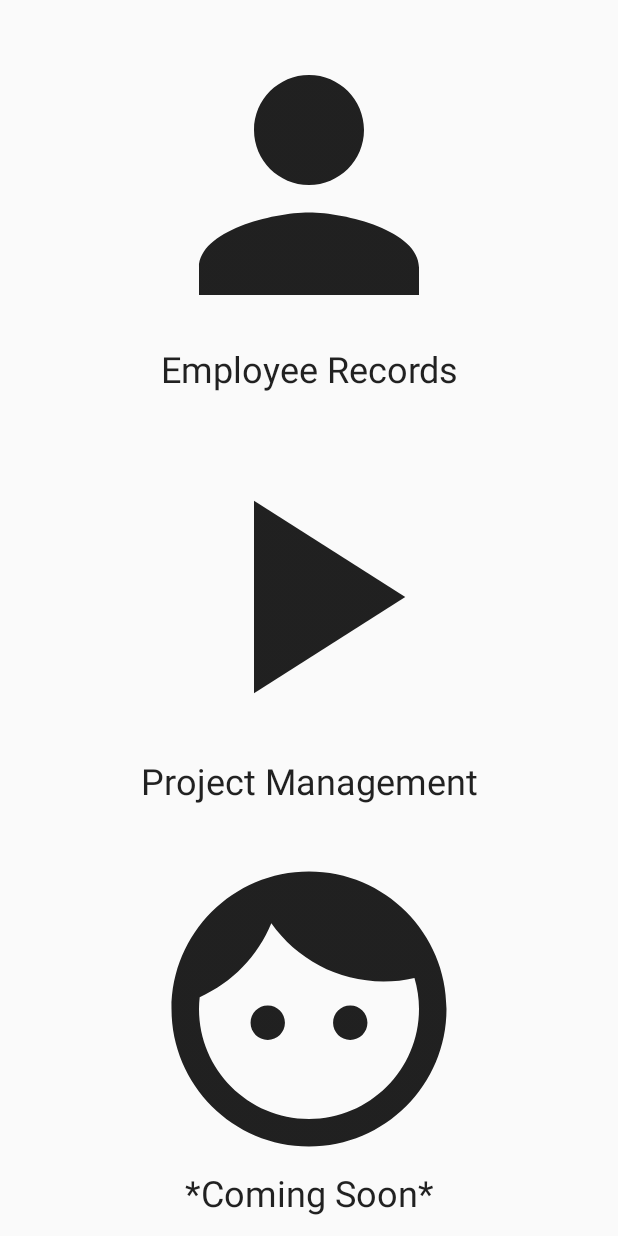
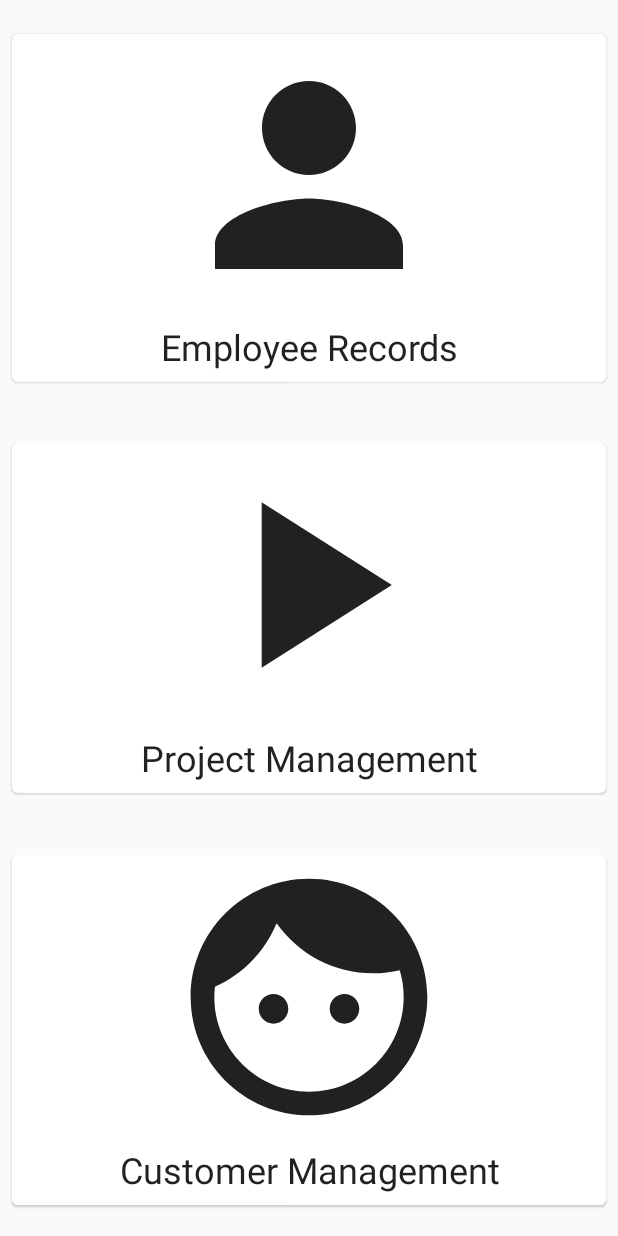
Before and after one commit to tstites14/MyHr-, an Android app built with Jetpack Compose: the home_screen screen opened through its navigation route, on a phone screen of 412 x 824 dp. Run offline under Robolectric (Android 15) with nearby library versions, the phone set to English and light mode, and no system bars; our stand-ins replace Room's generated code.

Commit message:
Merge customers into main

```diff
--- a/app/build.gradle
+++ b/app/build.gradle
@@ -51,13 +51,13 @@ dependencies {
     implementation "androidx.room:room-ktx:2.4.3"
     kapt "androidx.room:room-compiler:2.4.3"
 
-    implementation 'androidx.core:core-ktx:1.8.0'
+    implementation 'androidx.core:core-ktx:1.9.0'
     implementation "androidx.compose.ui:ui:$compose_version"
     implementation "androidx.compose.material:material:$compose_version"
     implementation "androidx.compose.ui:ui-tooling-preview:$compose_version"
     implementation 'androidx.lifecycle:lifecycle-runtime-ktx:2.5.1'
-    implementation 'androidx.activity:activity-compose:1.5.1'
-    implementation 'androidx.navigation:navigation-compose:2.5.1'
+    implementation 'androidx.activity:activity-compose:1.6.0'
+    implementation 'androidx.navigation:navigation-compose:2.5.2'
     testImplementation 'junit:junit:4.13.2'
     androidTestImplementation 'androidx.test.ext:junit:1.1.3'
     androidTestImplementation 'androidx.test.espresso:espresso-core:3.4.0'
--- a/app/src/main/java/com/tstites/myhr/db/AppDatabase.kt
+++ b/app/src/main/java/com/tstites/myhr/db/AppDatabase.kt
@@ -6,11 +6,13 @@ import androidx.room.Room
 import androidx.room.RoomDatabase
 import com.tstites.myhr.obj.*
 
-@Database(entities = [Employee::class, Project::class, ProjectEmployee::class], version = 1)
+@Database(entities = [Employee::class, Project::class, ProjectEmployee::class, Customer::class, CustomerProject::class], version = 1)
 abstract class AppDatabase: RoomDatabase() {
     abstract fun employeeDao(): EmployeeDao
     abstract fun projectDao(): ProjectDao
-    abstract  fun projectEmployeeDao(): ProjectEmployeeDao
+    abstract fun projectEmployeeDao(): ProjectEmployeeDao
+    abstract fun customerDao(): CustomerDao
+    abstract fun customerProjectDao(): CustomerProjectDao
 }
 class DBConnection {
     fun buildDB(context: Context): AppDatabase {
--- /dev/null
+++ b/app/src/main/java/com/tstites/myhr/obj/Customer.kt
@@ -0,0 +1,71 @@
+package com.tstites.myhr.obj
+
+import android.telephony.PhoneNumberUtils
+import androidx.room.*
+
+@Entity
+data class Customer(
+    @PrimaryKey(autoGenerate = true) val id: Int = 0,
+    @ColumnInfo(name = "name") var name: String?,
+    @ColumnInfo(name = "address") var address: String?,
+    @ColumnInfo(name = "city") var city: String?,
+    @ColumnInfo(name = "state") var state: String?,
+    @ColumnInfo(name = "phone") var phone: String?,
+    @ColumnInfo(name = "email") var email: String?
+)
+
+@Dao
+interface CustomerDao {
+    @Query("SELECT * FROM Customer")
+    fun selectAll(): List<Customer>
+
+    @Query("SELECT * FROM Customer WHERE id = :id")
+    fun selectById(id: Int): Customer
+
+    @Query("SELECT * FROM Customer WHERE name = :name")
+    fun selectByName(name: String): Customer
+
+    @Query("SELECT * FROM Customer WHERE state = :state")
+    fun selectByState(state: String): List<Customer>
+
+    @Query("SELECT COUNT(*) FROM Customer")
+    fun getTableEntries(): Int
+
+    @Insert
+    fun insertNew(vararg customer: Customer)
+
+    @Update
+    fun updateExisting(customer: Customer)
+
+    @Delete
+    fun deleteExisting(customer: Customer)
+}
+
+@Entity(primaryKeys = ["customerID", "projectID"])
+data class CustomerProject(
+    @ColumnInfo(name = "customerID") val customerID: Int,
+    @ColumnInfo(name = "projectID") val projectID: Int
+)
+
+@Dao
+interface CustomerProjectDao {
+    @Query("SELECT * FROM CustomerProject")
+    fun selectAll(): List<CustomerProject>
+
+    @RewriteQueriesToDropUnusedColumns
+    @Query("SELECT * FROM CustomerProject JOIN Customer ON CustomerProject.customerID = Customer.id WHERE CustomerProject.customerID = :id")
+    fun selectByCustomerId(id: Int): List<Customer>
+
+    @RewriteQueriesToDropUnusedColumns
+    @Query("SELECT * FROM CustomerProject JOIN Project ON CustomerProject.projectID = Project.id WHERE CustomerProject.customerID = :id")
+    fun selectProjectsByCustomerID(id: Int): List<Project>
+
+    @Query("SELECT COUNT(*) FROM CustomerProject")
+    fun getTableEntries(): Int
+
+    @Insert
+    fun insertNew(vararg customerProject: CustomerProject)
+
+    @Delete
+    fun deleteExisting(customerProject: CustomerProject)
+}
--- a/app/src/main/java/com/tstites/myhr/obj/Project.kt
+++ b/app/src/main/java/com/tstites/myhr/obj/Project.kt
@@ -40,7 +40,7 @@ interface ProjectDao {
     fun insertNewProject(vararg project: Project)
 
     @Update
-    fun updateExistingProject(project: Project)
+    fun updateExistingProject(vararg project: Project)
 
     @Delete
     fun deleteProject(project: Project): Int
--- /dev/null
+++ b/app/src/main/java/com/tstites/myhr/ui/screens/CustomerDetails.kt
@@ -0,0 +1,257 @@
+package com.tstites.myhr.ui.screens
+
+import android.content.ActivityNotFoundException
+import android.content.Context
+import android.content.Intent
+import android.net.Uri
+import android.os.Bundle
+import android.widget.Toast
+import androidx.compose.foundation.clickable
+import androidx.compose.foundation.layout.*
+import androidx.compose.foundation.shape.RoundedCornerShape
+import androidx.compose.material.*
+import androidx.compose.runtime.*
+import androidx.compose.ui.Alignment
+import androidx.compose.ui.Modifier
+import androidx.compose.ui.platform.LocalContext
+import androidx.compose.ui.text.TextStyle
+import androidx.compose.ui.tooling.preview.Preview
+import androidx.compose.ui.unit.dp
+import androidx.compose.ui.unit.sp
+import androidx.navigation.NavController
+import androidx.navigation.compose.rememberNavController
+import com.tstites.myhr.db.DBConnection
+import com.tstites.myhr.obj.Customer
+import com.tstites.myhr.obj.CustomerDao
+import com.tstites.myhr.obj.CustomerProjectDao
+import com.tstites.myhr.obj.Project
+import com.tstites.myhr.ui.components.CommonElements
+
+class CustomerDetails {
+    //Contains the tab names
+    enum class Rows {
+        Details,
+        Projects
+    }
+
+    @Composable
+    fun CustomerDetailsLayout(navController: NavController, info: Bundle?) {
+        //Tab information
+        val currentTab = remember { mutableStateOf(Rows.Details) }
+        val rowTitles = Rows.values().map { it.name }
+
+        val commonElements = CommonElements()
+        val context = LocalContext.current
+
+        //Database connection and DAOs
+        val dbConnection = DBConnection().buildDB(LocalContext.current)
+        val cDao = dbConnection.customerDao()
+        val cpDao = dbConnection.customerProjectDao()
+        val pDao = dbConnection.projectDao()
+
+        //data objects
+        val data = info?.getInt("customerID")?.let { cDao.selectById(it) } ?: Customer(0, "", "", "", "", "", "")
+
+        Column(modifier = Modifier
+            .fillMaxWidth()
+            .fillMaxHeight(0.93f)) {
+            TabRow(selectedTabIndex = currentTab.value.ordinal,
+                modifier = Modifier.fillMaxWidth()) {
+                rowTitles.forEachIndexed { index, title ->
+                    Tab(text = { Text(title) },
+                        selected = currentTab.value.ordinal == index,
+                        onClick = { currentTab.value = Rows.values()[index] })
+                }
+            }
+
+            when(currentTab.value) {
+                Rows.Details ->  {
+                    if (data != null) {
+                        val customer = customerInfo(commonElements, data, context, cDao, navController)
+                        cDao.updateExisting(customer)
+                    }
+                }
+                Rows.Projects ->  {
+                    val projects = customerProjects(data.id, cpDao, navController).toTypedArray()
+                    pDao.updateExistingProject(*projects)
+                }
+            }
+        }
+    }
+
+    @Composable
+    fun customerInfo(common: CommonElements, customer: Customer, context: Context, cDao: CustomerDao,
+                     navController: NavController): Customer {
+        val textBoxState = remember { mutableStateOf(false) }
+        val alertActive = remember { mutableStateOf(false) }
+
+        Column(modifier = Modifier
+            .fillMaxSize()) {
+            Card(modifier = Modifier
+                .padding(12.dp)
+                .fillMaxWidth()
+                .fillMaxHeight(0.85f)) {
+                Column(modifier = Modifier
+                    .fillMaxWidth()
+                    .fillMaxHeight(),
+                        horizontalAlignment = Alignment.CenterHorizontally) {
+                    common.DefaultTextField(
+                            text = customer.name ?: "",
+                            placeholder = "Name",
+                            title = "Name",
+                            modifier = Modifier.padding(8.dp),
+                            state = textBoxState.value) {
+                        customer.name = it
+                    }
+                    common.DefaultTextField(
+                            text = customer.address ?: "",
+                            placeholder = "Address",
+                            title = "Address",
+                            modifier = Modifier.padding(8.dp),
+                            state = textBoxState.value) {
+                        customer.address = it
+                    }
+                    common.DefaultTextField(
+                        text = customer.city ?: "",
+                        placeholder = "City",
+                        title = "City",
+                        modifier = Modifier.padding(8.dp),
+                        state = textBoxState.value) {
+                        customer.city = it
+                    }
+                    common.DefaultTextField(
+                        text = customer.state ?: "",
+                        placeholder = "State",
+                        title = "State",
+                        modifier = Modifier.padding(8.dp),
+                        state = textBoxState.value) {
+                        customer.state = it
+                    }
+
+                    common.DefaultButton(text = "Contact Info", modifier = Modifier.padding(8.dp)) {
+                        alertActive.value = true
+                    }
+                }
+            }
+
+            Row(modifier = Modifier
+                .fillMaxWidth()) {
+                val editButtonText = remember{ mutableStateOf("Edit") }
+                val deleteButtonPressed = remember { mutableStateOf(false) }
+
+                if (textBoxState.value) {
+                    editButtonText.value = "Save"
+                }
+
+                common.DefaultButton(text = editButtonText.value, modifier = Modifier
+                    .padding(12.dp)
+                    .weight(0.5f)) {
+                    if (editButtonText.value.lowercase() == "save") {
+                        if (cDao.selectById(customer.id) != null)
+                            cDao.updateExisting(customer)
+                        else
+                            cDao.insertNew(customer)
+
+
+                        navController.navigate(Screens.CustomerList.route)
+                    }
+
+                    textBoxState.value = true
+                }
+                common.DefaultButton(text = "Delete Entry", modifier = Modifier
+                    .padding(12.dp)
+                    .weight(0.5f)) {
+                    deleteButtonPressed.value = true
+                }
+
+                if (deleteButtonPressed.value) {
+                    val status = common.defaultConfirmationAlert {
+                        cDao.deleteExisting(customer)
+                        navController.navigate(Screens.CustomerList.route)
+                    }
+
+                    deleteButtonPressed.value = status
+                }
+            }
+        }
+
+        if (alertActive.value) {
+            AlertDialog(onDismissRequest = { alertActive.value = false },
+                buttons = {
+                    Column(modifier = Modifier.padding(8.dp),
+                           horizontalAlignment = Alignment.CenterHorizontally) {
+                        common.DefaultButton(text = "Email", modifier = Modifier
+                            .padding(8.dp)
+                            .fillMaxWidth()) {
+                            //Close alert before the email app opens
+                            alertActive.value = false
+
+                            try {
+                                val email = customer.email
+
+                                val intent = Intent(Intent.ACTION_SEND)
+                                //The type "message/rfc822" denotes an email
+                                intent.type = "message/rfc822"
+                                intent.putExtra(Intent.EXTRA_EMAIL, arrayOf(email))
+
+                                context.startActivity(intent)
+                            } catch (e: ActivityNotFoundException) {
+                                //No email app is available on this device
+                                Toast.makeText(context, "No email apps installed", Toast.LENGTH_LONG).show()
+                            }
+
+                        }
+                        common.DefaultButton(text = "Phone", modifier = Modifier
+                            .padding(8.dp)
+                            .fillMaxWidth()) {
+                            val phone = customer.phone
+
+                            val intent = Intent(Intent.ACTION_DIAL)
+                            intent.data = Uri.parse("tel:$phone")
+
+                            context.startActivity(intent)
+                        }
+                    }
+                })
+        }
+
+        return customer
+    }
+
+    @Composable
+    fun customerProjects(customerID: Int,
+                         customerProjectDao: CustomerProjectDao, navController: NavController): List<Project> {
+        val projectList = customerProjectDao.selectProjectsByCustomerID(customerID)
+
+        Column(modifier = Modifier.padding(12.dp)) {
+            projectList.forEach { project ->
+                Card(shape = RoundedCornerShape(4.dp), modifier = Modifier
+                    .fillMaxWidth()
+                    .padding(8.dp)
+                    .clickable {
+                        navController.navigate(Screens.ProjectDetails.route + "/${project.id}")
+                    }) {
+                    Column(modifier = Modifier.fillMaxWidth()) {
+                        Text(project.title ?: "",
+                            modifier = Modifier.padding(8.dp),
+                            style = TextStyle(fontSize = 24.sp))
+
+                        LinearProgressIndicator(progress = project.progress,
+                            modifier = Modifier
+                                .padding(16.dp)
+                                .height(16.dp)
+                                .fillMaxWidth())
+                    }
+                }
+            }
+        }
+
+        return projectList
+    }
+
+    @Preview
+    @Composable
+    fun CustomerDetailsLayoutPreview() {
+        CustomerDetailsLayout(navController = rememberNavController(), null)
+    }
+}
--- a/app/src/main/java/com/tstites/myhr/ui/screens/HomeScreen.kt
+++ b/app/src/main/java/com/tstites/myhr/ui/screens/HomeScreen.kt
@@ -1,7 +1,7 @@
 package com.tstites.myhr.ui.screens
 
-import android.util.Log
 import androidx.compose.foundation.layout.*
+import androidx.compose.material.Card
 import androidx.compose.material.Text
 import androidx.compose.material.Icon
 import androidx.compose.material.IconButton
@@ -14,6 +14,7 @@ import androidx.compose.ui.Modifier
 import androidx.compose.ui.text.TextStyle
 import androidx.compose.ui.text.style.TextAlign
 import androidx.compose.ui.tooling.preview.Preview
+import androidx.compose.ui.unit.dp
 import androidx.compose.ui.unit.sp
 import androidx.navigation.NavController
 import androidx.navigation.compose.rememberNavController
@@ -26,41 +27,49 @@ class HomeScreen {
         Column(modifier = Modifier.fillMaxHeight(),
             verticalArrangement = Arrangement.Center) {
             IconButton(modifier = Modifier.weight(0.33f),
-                onClick = {
-                    navController.navigate(Screens.EmployeeList.route)
-                }) {
+                onClick = { navController.navigate(Screens.EmployeeList.route) }) {
+                Card(modifier = Modifier
+                        .fillMaxWidth()
+                        .padding(top = 4.dp, bottom = 2.dp, start = 8.dp, end = 8.dp)) {
                     Column(modifier = Modifier.fillMaxWidth()) {
-                    Icon(modifier = Modifier.fillMaxWidth().fillMaxHeight(.8f),
+                        Icon(modifier = Modifier.fillMaxWidth().fillMaxHeight(.7f),
                             imageVector = Icons.Filled.Person,
                             contentDescription = "Employee Lookup"
                         )
-                    Text("Employee Records", modifier = Modifier.fillMaxWidth(),
+                        Text("Employee Records", modifier = Modifier.fillMaxWidth().padding(8.dp),
                             style = TextStyle(fontSize = 24.sp, textAlign = TextAlign.Center))
                     }
                 }
+            }
             IconButton(modifier = Modifier.weight(0.33f),
-                onClick = {
-                    navController.navigate(Screens.ProjectList.route)
-                }) {
+                onClick = { navController.navigate(Screens.ProjectList.route) }) {
+                Card(modifier = Modifier
+                        .fillMaxWidth()
+                        .padding(top = 2.dp, bottom = 2.dp, start = 8.dp, end = 8.dp)) {
                     Column(modifier = Modifier.fillMaxWidth()) {
-                    Icon(modifier = Modifier.fillMaxWidth().fillMaxHeight(.8f),
+                        Icon(modifier = Modifier.fillMaxWidth().fillMaxHeight(.7f),
                             imageVector = Icons.Filled.PlayArrow,
                             contentDescription = "Project Management"
                         )
-                    Text("Project Management", modifier = Modifier.fillMaxWidth(),
+                        Text("Project Management", modifier = Modifier.fillMaxWidth().padding(8.dp),
                             style = TextStyle(fontSize = 24.sp, textAlign = TextAlign.Center))
                     }
                 }
+            }
             IconButton(modifier = Modifier.weight(0.33f),
-                onClick = { Log.i("test","3") }) {
+                onClick = { navController.navigate(Screens.CustomerList.route) }) {
+                Card(modifier = Modifier
+                        .fillMaxWidth()
+                        .padding(top = 2.dp, bottom = 2.dp, start = 8.dp, end = 8.dp)) {
                     Column(modifier = Modifier.fillMaxWidth()) {
-                    Icon(modifier = Modifier.fillMaxWidth().fillMaxHeight(.8f),
+                        Icon(modifier = Modifier.fillMaxWidth().fillMaxHeight(.7f),
                             imageVector = Icons.Filled.Face,
                             contentDescription = "Customer Management"
                         )
-                    Text("*Coming Soon*",
-                        modifier = Modifier.fillMaxWidth(),
+                        Text("Customer Management",
+                            modifier = Modifier.fillMaxWidth().padding(8.dp),
                             style = TextStyle(fontSize = 24.sp, textAlign = TextAlign.Center))
+                    }
                 }
             }
         }
--- a/app/src/main/java/com/tstites/myhr/ui/screens/ProjectList.kt
+++ b/app/src/main/java/com/tstites/myhr/ui/screens/ProjectList.kt
@@ -61,9 +61,9 @@ class ProjectList {
                                 .padding(8.dp)
                                 .clickable {
                                     navController.navigate(Screens.ProjectDetails.route +
-                                        "/${project.id}/${project.title}/${project.progress}/")
-                                }
-                        ) {
+                                        "/${project.id}")
+                                })
+                        {
                             Column {
                                 Text(project.title ?: "Missing Data", style = TextStyle(fontSize = 20.sp),
                                     modifier = Modifier.padding(16.dp))
--- a/app/src/main/java/com/tstites/myhr/ui/screens/Screens.kt
+++ b/app/src/main/java/com/tstites/myhr/ui/screens/Screens.kt
@@ -11,4 +11,7 @@ sealed class Screens(val route: String) {
 
     object ProjectList: Screens("project_list")
     object ProjectDetails: Screens("project_details")
+
+    object CustomerList: Screens("customer_list")
+    object CustomerDetails: Screens("customer_details")
 }
```
Also changed, not shown: app/src/main/java/com/tstites/myhr/Navigation.kt (+21 -7 lines), app/src/main/java/com/tstites/myhr/ui/components/CommonElements.kt (+37 -4 lines), app/src/main/java/com/tstites/myhr/ui/components/DBInitialization.kt (added, +76 -0 lines), app/src/main/java/com/tstites/myhr/ui/screens/CustomerList.kt (added, +148 -0 lines), app/src/main/java/com/tstites/myhr/ui/screens/ProjectDetails.kt (+2 -7 lines). Lines whose indentation alone changed are shown as unchanged.
